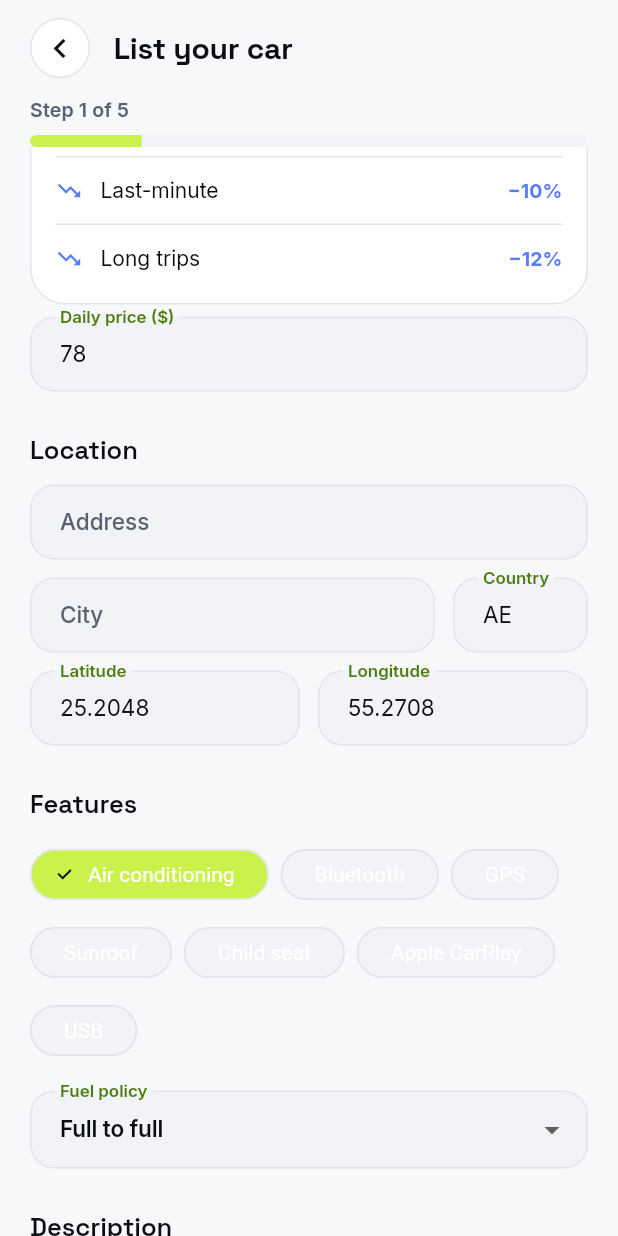
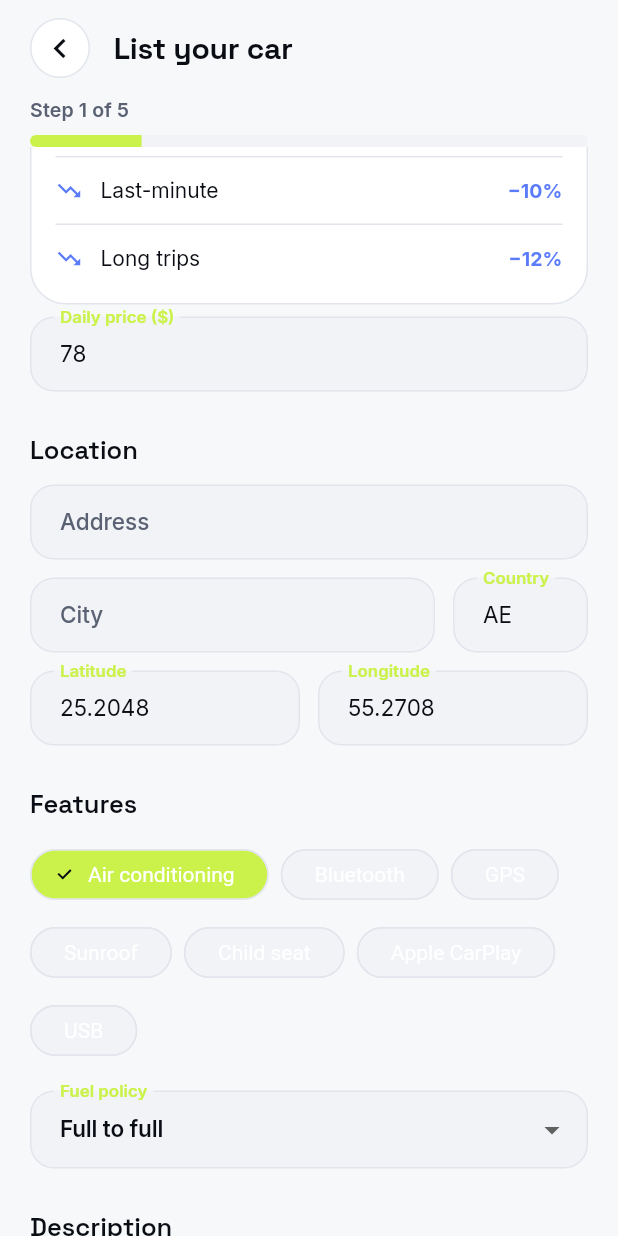
Before and after one commit to najaf299/drively, a Flutter app: the AddCarScreen screen opened by its route, scrolled down 1152 dp, on a phone screen of 412 x 824 dp. Run offline on Flutter 3.47's test engine with Material 3 defaults, Android fonts, the phone set to English and light mode, and no system bars; our stand-ins replace cached_network_image, dio, flutter_riverpod, flutter_secure_storage, go_router, google_fonts and 5 more; missing offline and left inert: flutter_stripe; accounts and stored records are empty; network calls fail.

Commit message:
fix(ui): revert lime-as-text to parrot + slim chat composer
Reverts primaryText to the bright parrot lime (#CBF24A) in both themes — the
light-mode deep-green made links/labels/prices look off across screens. Also
slims the chat composer to read like a standard field: flatter top radius
(28->20), tighter padding, smaller input pill and emoji button.

Co-Authored-By: Claude Opus 4.7 (1M context) <noreply@anthropic.com>

```diff
--- a/frontend/lib/app/theme.dart
+++ b/frontend/lib/app/theme.dart
@@ -42,10 +42,9 @@ class BrandColors {
       _l ? const Color(0xFF8A91A1) : const Color(0xFF5F6472);
   static Color get primary => const Color(0xFFCBF24A); // lime brand (both)
   static Color get primaryFg => const Color(0xFF0B0D14); // near-black on lime
-  /// Lime used as TEXT/links/icons on a surface — bright lime reads on dark but
-  /// not on white, so light mode uses a deep readable lime-green.
-  static Color get primaryText =>
-      _l ? const Color(0xFF4D7C0F) : const Color(0xFFCBF24A);
+  /// Lime used as TEXT/links/icons. Kept as the bright parrot lime in both
+  /// themes (reverted from the light-mode deep-green experiment — design call).
+  static Color get primaryText => const Color(0xFFCBF24A);
   static Color get primaryGlow =>
       _l ? const Color(0xFFD7F576) : const Color(0xFFE4FF7A);
   static Color get accent =>
```
Also changed, not shown: frontend/lib/features/chat/presentation/screens/chat_screen.dart (+6 -7 lines).
